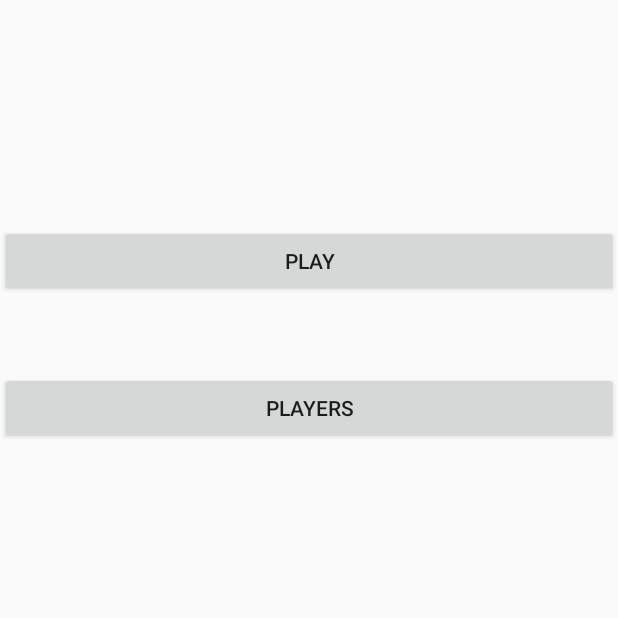
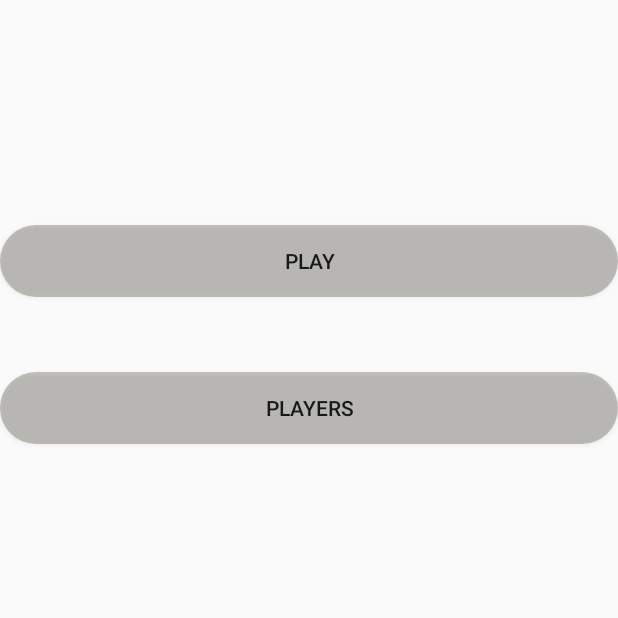
Before and after one commit to Lucidarme/Freescred, an Android app: the screen it shows after launch (MenuActivity), on a phone screen of 412 x 824 dp, the top half of it. Run offline under Robolectric (Android 15) with nearby library versions, the light colour scheme and no system bars.

Commit message:
Design en deux deux

```diff
--- /dev/null
+++ b/app/src/main/res/drawable/btn_rond.xml
@@ -0,0 +1,13 @@
+<?xml version="1.0" encoding="utf-8"?>
+<shape xmlns:android="http://schemas.android.com/apk/res/android"
+    android:shape="rectangle"
+    android:layout_height="match_parent"
+    android:layout_width="match_parent"
+    >
+    <solid android:color="#55555145"
+        />
+    <corners android:bottomRightRadius="450dp"
+        android:bottomLeftRadius="450dp"
+        android:topRightRadius="450dp"
+        android:topLeftRadius="450dp"/>
+</shape>
--- a/app/src/main/res/layout/activity_menu.xml
+++ b/app/src/main/res/layout/activity_menu.xml
@@ -5,6 +5,7 @@
 
     <Button
         android:text="Play"
+        android:background="@drawable/btn_rond"
         android:layout_marginTop="150dp"
         android:layout_width="match_parent"
         android:layout_height="wrap_content"
@@ -12,6 +13,7 @@
 
     <Button
         android:text="Players"
+        android:background="@drawable/btn_rond"
         android:layout_marginTop="50dp"
         android:layout_width="match_parent"
         android:layout_height="wrap_content"
--- a/app/src/main/res/layout/fragment_rail.xml
+++ b/app/src/main/res/layout/fragment_rail.xml
@@ -8,7 +8,7 @@
         android:id="@+id/rail_in"
         android:layout_width="match_parent"
         android:layout_height="60dp"
-        android:text ="Rail_in"
+        android:text ="in"
         android:textStyle="bold"
         android:textSize="25sp"
         android:layout_marginTop="35dp"
@@ -29,7 +29,7 @@
         android:id="@+id/rail_out"
         android:layout_width="match_parent"
         android:layout_height="60dp"
-        android:text ="Rail_out"
+        android:text ="out"
         android:textStyle="bold"
         android:textSize="25sp"
         android:layout_marginTop="20dp"
--- a/app/src/main/res/values/strings.xml
+++ b/app/src/main/res/values/strings.xml
@@ -2,8 +2,8 @@
     <string name="app_name">Freescred</string>
     <string name="text_trick">trick</string>
     <string name="text_grab">grab</string>
-    <string name="text_rail_in">rail_in</string>
-    <string name="text_rail_out">rail_out</string>
+    <string name="text_rail_in">in</string>
+    <string name="text_rail_out">out</string>
     <string name="level_prompt">Choisissez votre niveau</string>
     <!-- ROTATION -->
     <string name="rot_0">0</string>
```
